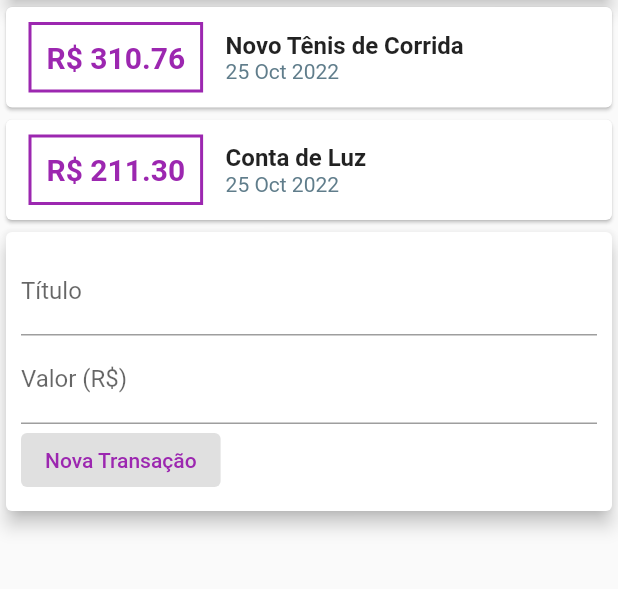
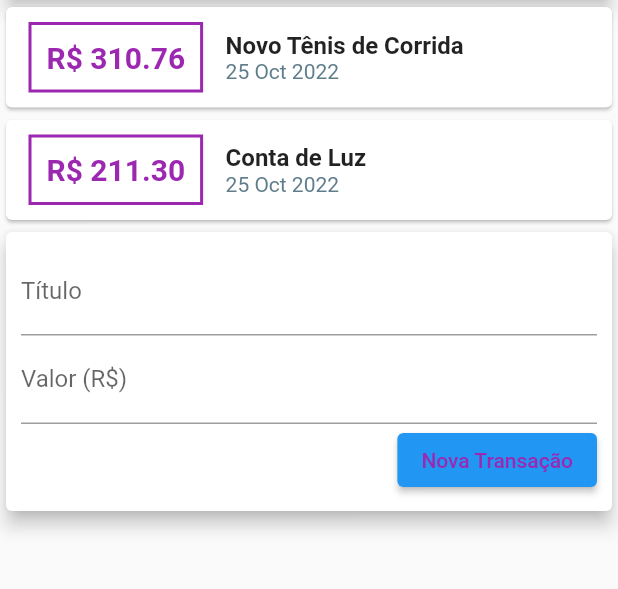
Before and after one commit to michelbaleeiro/expenses, a Flutter app: the screen it shows after launch, on a phone screen of 412 x 824 dp, the part 119-708 px from its top. Run offline on Flutter 3.47's test engine with Material 2 defaults, Android fonts, the phone set to English and light mode, and no system bars.

```diff
--- /dev/null
+++ b/lib/components/transaction_form.dart
@@ -0,0 +1,56 @@
+import 'package:flutter/material.dart';
+
+// ignore: use_key_in_widget_constructors
+class TransactionForm extends StatelessWidget {
+  final titleController = TextEditingController();
+  final valueController = TextEditingController();
+
+  final void Function(String, double) onSubmit;
+
+  TransactionForm(this.onSubmit, {Key? key}) : super(key: key);
+
+  @override
+  Widget build(BuildContext context) {
+    return Card(
+      elevation: 5,
+      // ignore: avoid_unnecessary_containers
+      child: Padding(
+        padding: const EdgeInsets.all(10.0),
+        child: Column(
+          children: [
+            TextField(
+              controller: titleController,
+              decoration: const InputDecoration(
+                labelText: 'Título',
+              ),
+            ),
+            TextField(
+              controller: valueController,
+              decoration: const InputDecoration(
+                labelText: 'Valor (R\$)',
+              ),
+            ),
+            Row(
+              mainAxisAlignment: MainAxisAlignment.end,
+              children: <Widget>[
+                ElevatedButton(
+                  onPressed: () {
+                    // ignore: unused_local_variable
+                    final title = titleController.text;
+                    // ignore: unused_local_variable
+                    final value = double.tryParse(valueController.text) ?? 0.0;
+                    onSubmit(title, value);
+                  },
+                  child: const Text(
+                    'Nova Transação',
+                    style: TextStyle(color: Colors.purple),
+                  ),
+                ),
+              ],
+            ),
+          ],
+        ),
+      ),
+    );
+  }
+}
--- /dev/null
+++ b/lib/components/transaction_list.dart
@@ -0,0 +1,60 @@
+import 'package:flutter/material.dart';
+import '../models/transaction.dart';
+import 'package:intl/intl.dart';
+
+// ignore: use_key_in_widget_constructors
+class TransactionList extends StatelessWidget {
+  // const TransactionList({ Key? key }) : super(key: key);
+
+  final List<Transaction> transactions;
+
+  // ignore: use_key_in_widget_constructors
+  const TransactionList(this.transactions);
+
+  @override
+  Widget build(BuildContext context) {
+    return Column(
+      children: transactions.map((tr) {
+        return Card(
+          child: Row(
+            children: <Widget>[
+              // ignore: avoid_unnecessary_containers
+              Container(
+                  // ignore: prefer_const_constructors
+                  margin:
+                      const EdgeInsets.symmetric(horizontal: 15, vertical: 10),
+                  decoration: BoxDecoration(
+                      border: Border.all(
+                    color: Colors.purple,
+                    width: 2,
+                  )),
+                  padding: const EdgeInsets.all(10),
+                  child: Text(
+                    'R\$ ${tr.value.toStringAsFixed(2)}',
+                    style: const TextStyle(
+                      fontWeight: FontWeight.bold,
+                      fontSize: 20,
+                      color: Colors.purple,
+                    ),
+                  )),
+              Column(
+                crossAxisAlignment: CrossAxisAlignment.start,
+                children: <Widget>[
+                  Text(
+                    tr.title,
+                    style: const TextStyle(
+                        fontWeight: FontWeight.bold, fontSize: 16),
+                  ),
+                  Text(
+                    DateFormat('d MMM y').format(tr.date),
+                    style: const TextStyle(color: Colors.blueGrey),
+                  ),
+                ],
+              )
+            ],
+          ),
+        );
+      }).toList(),
+    );
+  }
+}
--- /dev/null
+++ b/lib/components/transaction_user.dart
@@ -0,0 +1,48 @@
+import 'package:flutter/material.dart';
+import 'dart:math';
+import 'transaction_form.dart';
+import 'transaction_list.dart';
+import '../models/transaction.dart';
+
+class TransactionUser extends StatefulWidget {
+  const TransactionUser({ Key? key }) : super(key: key);
+
+  @override
+  State<TransactionUser> createState() => _TransactionUserState();
+}
+
+class _TransactionUserState extends State<TransactionUser> {
+  final _transactions = [
+    Transaction(
+        id: 't1',
+        title: 'Novo Tênis de Corrida',
+        value: 310.76,
+        date: DateTime.now()),
+    Transaction(
+        id: 't2', title: 'Conta de Luz', value: 211.30, date: DateTime.now()),
+  ];
+
+  _addTransaction(String title, double value){
+    final newTransaction = Transaction(
+      id: Random().nextDouble().toString(),
+      title: title,
+      value: value,
+      date: DateTime.now(),
+    );
+
+    setState(() {
+      _transactions.add(newTransaction);
+    });
+  }
+
+  @override
+  Widget build(BuildContext context) {
+    return Column(
+      children: [
+        TransactionList(_transactions),
+        TransactionForm(_addTransaction),
+      ],
+
+    );
+  }
+}
--- a/lib/main.dart
+++ b/lib/main.dart
@@ -1,6 +1,5 @@
-import 'package:expenses/models/transaction.dart';
 import 'package:flutter/material.dart';
-import 'package:intl/intl.dart';
+import 'components/transaction_user.dart';
 
 main() => runApp(const ExpensesApp());
 
@@ -9,21 +8,15 @@ class ExpensesApp extends StatelessWidget {
 
   @override
   Widget build(BuildContext context) {
-    return MaterialApp(home: MyHomePage());
+    return MaterialApp(
+      home: MyHomePage(),
+    );
   }
 }
 
 class MyHomePage extends StatelessWidget {
+  // ignore: prefer_const_constructors_in_immutables
   MyHomePage({Key? key}) : super(key: key);
-  final _transactions = [
-    Transaction(
-        id: 't1',
-        title: 'Novo Tênis de Corrida',
-        value: 310.76,
-        date: DateTime.now()),
-    Transaction(
-        id: 't2', title: 'Conta de Luz', value: 211.30, date: DateTime.now()),
-  ];
 
   @override
   Widget build(BuildContext context) {
@@ -43,83 +36,7 @@ class MyHomePage extends StatelessWidget {
               elevation: 5,
             ),
           ),
-          Column(
-            children: _transactions.map((tr) {
-              return Card(
-                child: Row(
-                  children: <Widget>[
-                    // ignore: avoid_unnecessary_containers
-                    Container(
-                        // ignore: prefer_const_constructors
-                        margin: const EdgeInsets.symmetric(
-                            horizontal: 15, vertical: 10),
-                        decoration: BoxDecoration(
-                            border: Border.all(
-                          color: Colors.purple,
-                          width: 2,
-                        )),
-                        padding: const EdgeInsets.all(10),
-                        child: Text(
-                          'R\$ ${tr.value.toStringAsFixed(2)}',
-                          style: const TextStyle(
-                            fontWeight: FontWeight.bold,
-                            fontSize: 20,
-                            color: Colors.purple,
-                          ),
-                        )),
-                    Column(
-                      crossAxisAlignment: CrossAxisAlignment.start,
-                      children: <Widget>[
-                        Text(
-                          tr.title,
-                          style: const TextStyle(
-                              fontWeight: FontWeight.bold, fontSize: 16),
-                        ),
-                        Text(
-                          DateFormat('d MMM y').format(tr.date),
-                          style: const TextStyle(color: Colors.blueGrey),
-                        ),
-                      ],
-                    )
-                  ],
-                ),
-              );
-            }).toList(),
-          ),
-          Card(
-            elevation: 5,
-            // ignore: avoid_unnecessary_containers
-            child: Padding(
-              padding: const EdgeInsets.all(10.0),
-              child: Column(
-                children: [
-                  const TextField(
-                    decoration: InputDecoration(
-                      labelText: 'Título',
-                    ),
-                  ),
-                  const TextField(
-                    decoration: InputDecoration(
-                      labelText: 'Valor (R\$)',
-                    ),
-                  ),
-                  Row(
-                    children: const <Widget>[
-                      ElevatedButton(
-                        child: Text(
-                          'Nova Transação',
-                          style: TextStyle(
-                            color: Colors.purple,
-                          ),
-                        ),
-                        onPressed: null,
-                      ),
-                    ],
-                  ),
-                ],
-              ),
-            ),
-          ),
+          const TransactionUser(),
         ],
       ),
     );
```
